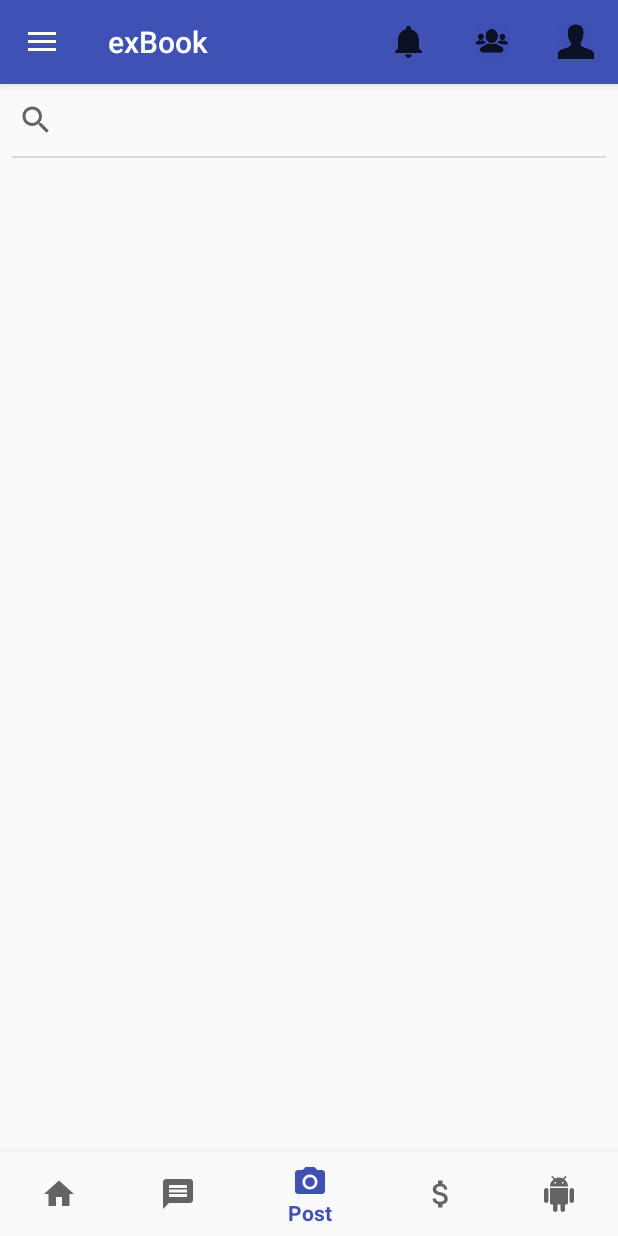
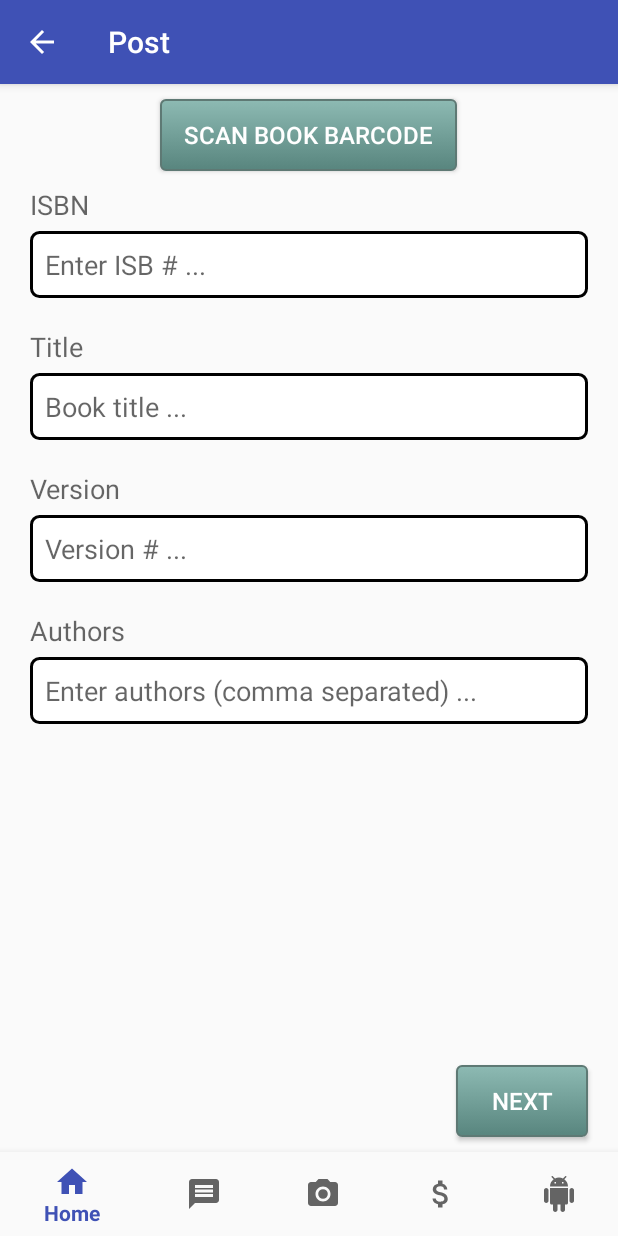
Before and after one commit to ItsMig009/ExBook, an Android app: the screen it shows after launch (MainActivity before the commit, PostActivity1 after it), item 3 of the bottom bar chosen, on a phone screen of 412 x 824 dp. Run offline under Robolectric (Android 15) with nearby library versions, the phone set to English and light mode, and no system bars; our stand-ins replace Firebase (no records; nobody signed in at launch, a user with empty details on screens opened directly).

Commit message:
Added Post Activities and fixed bottom navigation bar

```diff
--- a/exBook/app/src/main/java/com/example/davidg/exbook/MainActivity.java
+++ b/exBook/app/src/main/java/com/example/davidg/exbook/MainActivity.java
@@ -1,10 +1,13 @@
 package com.example.davidg.exbook;
 
+import android.annotation.SuppressLint;
 import android.content.Context;
 import android.content.Intent;
 import android.os.AsyncTask;
 import android.os.Bundle;
 import android.support.annotation.NonNull;
+import android.support.design.internal.BottomNavigationItemView;
+import android.support.design.internal.BottomNavigationMenuView;
 import android.support.design.widget.BottomNavigationView;
 import android.support.design.widget.NavigationView;
 import android.support.v4.view.GravityCompat;
@@ -21,6 +24,7 @@ import android.widget.ProgressBar;
 import android.widget.Toast;
 
 import com.example.davidg.exbook.data.SunshinePreferences;
+import com.example.davidg.exbook.helpers.BottomNavigationViewHelper;
 import com.example.davidg.exbook.utilities.NetworkUtils;
 import com.example.davidg.exbook.utilities.OpenWeatherJsonUtils;
 import com.google.firebase.auth.FirebaseAuth;
@@ -40,6 +44,7 @@ public class MainActivity extends AppCompatActivity
     private NavigationView navigationView = null;
     private MenuItem loginDrawableItemMenu = null;
     private MenuItem logoutDrawableItemMenu = null;
+    private BottomNavigationView bottomNavigationView;
 
 
     @Override
@@ -64,6 +69,10 @@ public class MainActivity extends AppCompatActivity
         drawableMenu = navigationView.getMenu();
         loginDrawableItemMenu = drawableMenu.findItem(R.id.nav_sign_in_sign_up);
         logoutDrawableItemMenu = drawableMenu.findItem(R.id.nav_sign_out);
+
+        // Disable shifting mode and displays all titles of navigation options
+        bottomNavigationView = (BottomNavigationView) findViewById(R.id.navigation);
+        BottomNavigationViewHelper.disableShiftMode(bottomNavigationView);
 
         /*
          * Using findViewById, we get a reference to our RecyclerView from xml. This allows us to
@@ -113,6 +122,17 @@ public class MainActivity extends AppCompatActivity
 
         // Check whether the user is already logged in or not
         checkLogInStatus();
+    }
+
+    @SuppressLint("RestrictedApi")
+    private void fixBottomNavigationViewShifting(){
+        BottomNavigationMenuView menuView = (BottomNavigationMenuView) bottomNavigationView.getChildAt(0);
+
+        for (int i = 0; i < menuView.getChildCount(); i++) {
+            BottomNavigationItemView itemView = (BottomNavigationItemView) menuView.getChildAt(i);
+            itemView.setShiftingMode(false);
+            itemView.setChecked(false);
+        }
     }
 
     @Override
@@ -245,13 +265,16 @@ public class MainActivity extends AppCompatActivity
 
         @Override
         public boolean onNavigationItemSelected(@NonNull MenuItem item) {
-            String navigationText;
+            String navigationText = null;
             switch (item.getItemId()) {
                 case R.id.navigation_home:
                     navigationText = "Home navigation option clicked.";
                     break;
                 case R.id.navigation_post:
-                    navigationText = "Post navigation option clicked.";
+                    //navigationText = "Post navigation option clicked.";
+
+                    //go to post activity 1
+                    startActivity(new Intent(MainActivity.this,PostActivity1.class));
                     break;
                 case R.id.navigation_chat:
                     navigationText = "Chat navigation option clicked.";
@@ -265,7 +288,10 @@ public class MainActivity extends AppCompatActivity
                 default:
                     return false;
             }
-            Toast.makeText(MainActivity.this,navigationText,Toast.LENGTH_LONG).show();
+            if(navigationText != null){
+                Toast.makeText(MainActivity.this,navigationText,Toast.LENGTH_LONG).show();
+            }
+
             return true;
         }
     };
@@ -348,4 +374,7 @@ public class MainActivity extends AppCompatActivity
         }
     }
 
+
+
+
 }
--- /dev/null
+++ b/exBook/app/src/main/java/com/example/davidg/exbook/PostActivity1.java
@@ -0,0 +1,35 @@
+package com.example.davidg.exbook;
+
+import android.os.Bundle;
+import android.support.design.widget.BottomNavigationView;
+import android.support.v7.app.AppCompatActivity;
+import android.view.MenuItem;
+
+import com.example.davidg.exbook.helpers.BottomNavigationViewHelper;
+
+public class PostActivity1 extends AppCompatActivity {
+
+    private BottomNavigationView bottomNavigationView;
+
+    @Override
+    protected void onCreate(Bundle savedInstanceState) {
+        super.onCreate(savedInstanceState);
+        setContentView(R.layout.activity_post1);
+
+        // Enable back arrow action bar
+        getSupportActionBar().setDisplayHomeAsUpEnabled(true);
+
+        // Disable shifting mode and displays all titles of navigation options
+        bottomNavigationView = (BottomNavigationView) findViewById(R.id.navigation);
+        BottomNavigationViewHelper.disableShiftMode(bottomNavigationView);
+    }
+
+    @Override
+    public boolean onOptionsItemSelected(MenuItem item){
+        super.onBackPressed();
+        return true;
+
+    }
+
+
+}
--- /dev/null
+++ b/exBook/app/src/main/java/com/example/davidg/exbook/PostActivity2.java
@@ -0,0 +1,13 @@
+package com.example.davidg.exbook;
+
+import android.support.v7.app.AppCompatActivity;
+import android.os.Bundle;
+
+public class PostActivity2 extends AppCompatActivity {
+
+    @Override
+    protected void onCreate(Bundle savedInstanceState) {
+        super.onCreate(savedInstanceState);
+        setContentView(R.layout.activity_post2);
+    }
+}
--- /dev/null
+++ b/exBook/app/src/main/java/com/example/davidg/exbook/PostActivity3.java
@@ -0,0 +1,13 @@
+package com.example.davidg.exbook;
+
+import android.support.v7.app.AppCompatActivity;
+import android.os.Bundle;
+
+public class PostActivity3 extends AppCompatActivity {
+
+    @Override
+    protected void onCreate(Bundle savedInstanceState) {
+        super.onCreate(savedInstanceState);
+        setContentView(R.layout.activity_post3);
+    }
+}
--- /dev/null
+++ b/exBook/app/src/main/java/com/example/davidg/exbook/helpers/BottomNavigationViewHelper.java
@@ -0,0 +1,38 @@
+package com.example.davidg.exbook.helpers;
+
+import android.annotation.SuppressLint;
+import android.support.design.internal.BottomNavigationItemView;
+import android.support.design.internal.BottomNavigationMenuView;
+import android.support.design.widget.BottomNavigationView;
+import android.util.Log;
+
+import java.lang.reflect.Field;
+
+/**
+ * Created by DavidG on 11/30/2017.
+ */
+
+public class BottomNavigationViewHelper {
+    @SuppressLint("RestrictedApi")
+    public static void disableShiftMode(BottomNavigationView view) {
+        BottomNavigationMenuView menuView = (BottomNavigationMenuView) view.getChildAt(0);
+        try {
+            Field shiftingMode = menuView.getClass().getDeclaredField("mShiftingMode");
+            shiftingMode.setAccessible(true);
+            shiftingMode.setBoolean(menuView, false);
+            shiftingMode.setAccessible(false);
+            for (int i = 0; i < menuView.getChildCount(); i++) {
+                BottomNavigationItemView item = (BottomNavigationItemView) menuView.getChildAt(i);
+                //noinspection RestrictedApi
+                item.setShiftingMode(false);
+                // set once again checked value, so view will be updated
+                //noinspection RestrictedApi
+                item.setChecked(item.getItemData().isChecked());
+            }
+        } catch (NoSuchFieldException e) {
+            Log.e("BNVHelper", "Unable to get shift mode field", e);
+        } catch (IllegalAccessException e) {
+            Log.e("BNVHelper", "Unable to change value of shift mode", e);
+        }
+    }
+}
--- /dev/null
+++ b/exBook/app/src/main/res/drawable/customed_button.xml
@@ -0,0 +1,24 @@
+<?xml version="1.0" encoding="utf-8"?>
+<selector xmlns:android="http://schemas.android.com/apk/res/android">
+    <item android:state_pressed="true" >
+        <shape android:shape="rectangle"  >
+            <corners android:radius="3dip" />
+            <stroke android:width="1dip" android:color="#5e7974" />
+            <gradient android:angle="-90" android:startColor="#345953" android:endColor="#689a92"  />
+        </shape>
+    </item>
+    <item android:state_focused="true">
+        <shape android:shape="rectangle"  >
+            <corners android:radius="3dip" />
+            <stroke android:width="1dip" android:color="#5e7974" />
+            <solid android:color="#58857e"/>
+        </shape>
+    </item>
+    <item >
+        <shape android:shape="rectangle"  >
+            <corners android:radius="3dip" />
+            <stroke android:width="1dip" android:color="#5e7974" />
+            <gradient android:angle="-90" android:startColor="#8dbab3" android:endColor="#58857e" />
+        </shape>
+    </item>
+</selector>
--- /dev/null
+++ b/exBook/app/src/main/res/drawable/textinputborder.xml
@@ -0,0 +1,18 @@
+<?xml version="1.0" encoding="utf-8"?>
+    <!--<shape xmlns:android="http://schemas.android.com/apk/res/android"-->
+        <!--android:shape="rectangle">-->
+        <!--<solid android:color="#FFFFFF" />-->
+        <!--<stroke android:width="4.5dp"-->
+            <!--android:color="#000000" />-->
+        <!--<corners-->
+            <!--android:radius="5dp"/>-->
+    <!--</shape>-->
+<shape xmlns:android="http://schemas.android.com/apk/res/android" android:id="@+id/listview_background_shape">
+    <stroke android:width="2dp" android:color="#000000" />
+    <padding android:left="10dp"
+        android:top="10dp"
+        android:right="10dp"
+        android:bottom="10dp" />
+    <corners android:radius="5dp" />
+    <solid android:color="#ffffffff" />
+</shape>
--- /dev/null
+++ b/exBook/app/src/main/res/layout/activity_post1.xml
@@ -0,0 +1,169 @@
+<?xml version="1.0" encoding="utf-8"?>
+<android.support.constraint.ConstraintLayout xmlns:android="http://schemas.android.com/apk/res/android"
+    xmlns:app="http://schemas.android.com/apk/res-auto"
+    xmlns:tools="http://schemas.android.com/tools"
+    android:layout_width="match_parent"
+    android:layout_height="match_parent"
+    tools:context="com.example.davidg.exbook.PostActivity1">
+
+        <ScrollView
+            android:id="@+id/scrollView2"
+            android:layout_width="0dp"
+            android:layout_height="0dp"
+            app:layout_constraintBottom_toTopOf="@+id/bt_post1_next"
+            app:layout_constraintEnd_toEndOf="parent"
+            app:layout_constraintStart_toStartOf="parent"
+            app:layout_constraintTop_toTopOf="parent">
+
+
+            <LinearLayout
+                android:layout_width="match_parent"
+                android:layout_height="wrap_content"
+                android:orientation="vertical"
+                android:focusableInTouchMode="true">
+
+                <Button
+                    android:id="@+id/bt_barcode_scanner"
+                    android:layout_width="wrap_content"
+                    android:layout_height="wrap_content"
+                    android:text="@string/barcode_scanner"
+                    android:layout_gravity="center"
+                    android:layout_marginTop="10dp"
+                    android:background="@drawable/customed_button"
+                    android:textColor="#FFFFFF"
+                    android:textSize="16dp" />
+
+                <TextView
+                    android:id="@+id/tv_isbn"
+                    android:layout_width="wrap_content"
+                    android:layout_height="wrap_content"
+                    android:layout_marginBottom="5dip"
+                    android:layout_marginLeft="20dip"
+                    android:layout_marginTop="10dip"
+                    android:gravity="left"
+                    android:text="@string/isbn"
+                    android:textAppearance="?android:attr/textAppearanceMedium" />
+
+                <EditText
+                    android:id="@+id/et_isbn"
+                    android:layout_width="match_parent"
+                    android:layout_height="wrap_content"
+                    android:layout_marginBottom="10dip"
+                    android:layout_marginLeft="20dip"
+                    android:layout_marginRight="20dip"
+                    android:background="@drawable/textinputborder"
+                    android:gravity="fill_horizontal"
+                    android:hint="@string/isbn_hint"
+                    android:inputType="textPersonName"
+                    android:scrollHorizontally="true"
+                    android:textAppearance="?android:attr/textAppearanceMedium" />
+
+                <TextView
+                    android:id="@+id/tv_book_title"
+                    android:layout_width="wrap_content"
+                    android:layout_height="wrap_content"
+                    android:layout_marginBottom="5dip"
+                    android:layout_marginLeft="20dip"
+                    android:layout_marginTop="10dip"
+                    android:gravity="left"
+                    android:text="@string/title"
+                    android:textAppearance="?android:attr/textAppearanceMedium" />
+
+                <EditText
+                    android:id="@+id/et_book_title"
+                    android:layout_width="match_parent"
+                    android:layout_height="wrap_content"
+                    android:layout_marginBottom="10dip"
+                    android:layout_marginLeft="20dip"
+                    android:layout_marginRight="20dip"
+                    android:background="@drawable/textinputborder"
+                    android:gravity="fill_horizontal"
+                    android:hint="@string/title_hint"
+                    android:inputType="textPersonName"
+                    android:scrollHorizontally="true"
+                    android:textAppearance="?android:attr/textAppearanceMedium" />
+
+                <TextView
+                    android:id="@+id/tv_version_number"
+                    android:layout_width="wrap_content"
+                    android:layout_height="wrap_content"
+                    android:layout_marginBottom="5dip"
+                    android:layout_marginLeft="20dip"
+                    android:layout_marginTop="10dip"
+                    android:gravity="left"
+                    android:text="@string/version"
+                    android:textAppearance="?android:attr/textAppearanceMedium" />
+
+                <EditText
+                    android:id="@+id/et_version_number"
+                    android:layout_width="match_parent"
+                    android:layout_height="wrap_content"
+                    android:layout_marginBottom="10dip"
+                    android:layout_marginLeft="20dip"
+                    android:layout_marginRight="20dip"
+                    android:background="@drawable/textinputborder"
+                    android:gravity="fill_horizontal"
+                    android:hint="@string/version_hint"
+                    android:inputType="numberDecimal"
+                    android:scrollHorizontally="true"
+                    android:textAppearance="?android:attr/textAppearanceMedium" />
+
+                <TextView
+                    android:id="@+id/tv_authors"
+                    android:layout_width="wrap_content"
+                    android:layout_height="wrap_content"
+                    android:layout_marginBottom="5dip"
+                    android:layout_marginLeft="20dip"
+                    android:layout_marginTop="10dip"
+                    android:gravity="left"
+                    android:text="@string/authors"
+                    android:textAppearance="?android:attr/textAppearanceMedium" />
+
+                <EditText
+                    android:id="@+id/et_authors"
+                    android:layout_width="match_parent"
+                    android:layout_height="wrap_content"
+                    android:layout_marginBottom="10dip"
+                    android:layout_marginLeft="20dip"
+                    android:layout_marginRight="20dip"
+                    android:background="@drawable/textinputborder"
+                    android:gravity="fill_horizontal"
+                    android:hint="@string/authors_hint"
+                    android:inputType="textPersonName"
+                    android:scrollHorizontally="true"
+                    android:textAppearance="?android:attr/textAppearanceMedium" />
+
+
+            </LinearLayout>
+
+        </ScrollView>
+
+    <Button
+        android:id="@+id/bt_post1_next"
+        android:layout_width="wrap_content"
+        android:layout_height="wrap_content"
+        android:layout_gravity="right"
+        android:text="@string/next"
+        android:layout_marginRight="20dp"
+        android:layout_marginBottom="10dp"
+        app:layout_constraintBottom_toBottomOf="parent"
+        app:layout_constraintBottom_toTopOf="@+id/navigation"
+        app:layout_constraintHorizontal_bias="1.0"
+        app:layout_constraintLeft_toLeftOf="parent"
+        app:layout_constraintRight_toRightOf="parent"
+        android:background="@drawable/customed_button"
+        android:textColor="#FFFFFF"
+        android:textSize="16dp"/>
+
+    <android.support.design.widget.BottomNavigationView
+        android:id="@+id/navigation"
+        android:layout_width="match_parent"
+        android:layout_height="wrap_content"
+        android:background="?android:attr/windowBackground"
+        android:fitsSystemWindows="true"
+        app:layout_constraintBottom_toBottomOf="parent"
+        app:layout_constraintHorizontal_bias="0.0"
+        app:layout_constraintLeft_toLeftOf="parent"
+        app:layout_constraintRight_toRightOf="parent"
+        app:menu="@menu/bottom_navigation_bar" />
+</android.support.constraint.ConstraintLayout>
--- /dev/null
+++ b/exBook/app/src/main/res/layout/activity_post2.xml
@@ -0,0 +1,9 @@
+<?xml version="1.0" encoding="utf-8"?>
+<android.support.constraint.ConstraintLayout xmlns:android="http://schemas.android.com/apk/res/android"
+    xmlns:app="http://schemas.android.com/apk/res-auto"
+    xmlns:tools="http://schemas.android.com/tools"
+    android:layout_width="match_parent"
+    android:layout_height="match_parent"
+    tools:context="com.example.davidg.exbook.PostActivity2">
+
+</android.support.constraint.ConstraintLayout>
--- /dev/null
+++ b/exBook/app/src/main/res/layout/activity_post3.xml
@@ -0,0 +1,9 @@
+<?xml version="1.0" encoding="utf-8"?>
+<android.support.constraint.ConstraintLayout xmlns:android="http://schemas.android.com/apk/res/android"
+    xmlns:app="http://schemas.android.com/apk/res-auto"
+    xmlns:tools="http://schemas.android.com/tools"
+    android:layout_width="match_parent"
+    android:layout_height="match_parent"
+    tools:context="com.example.davidg.exbook.PostActivity3">
+
+</android.support.constraint.ConstraintLayout>
--- a/exBook/app/src/main/res/values/strings.xml
+++ b/exBook/app/src/main/res/values/strings.xml
@@ -137,4 +137,16 @@
     <string name="heading_my_top_posts">My Top Posts</string>
     <string name="add_book_photo_from_library">Add Book Photo From Library</string>
 
+    <string name="barcode_scanner">"    Scan Book Barcode    "</string>
+    <string name="isbn">ISBN</string>
+    <string name="isbn_hint">Enter ISB # ...</string>
+    <string name="title">Title</string>
+    <string name="title_hint">Book title ...</string>
+    <string name="version">Version</string>
+    <string name="version_hint">Version # ...</string>
+    <string name="authors">Authors</string>
+    <string name="authors_hint">Enter authors (comma separated) ...</string>
+    <string name="next">Next</string>
+
+
 </resources>
```
Also changed, not shown: exBook/app/src/main/AndroidManifest.xml (+10 -5 lines).
